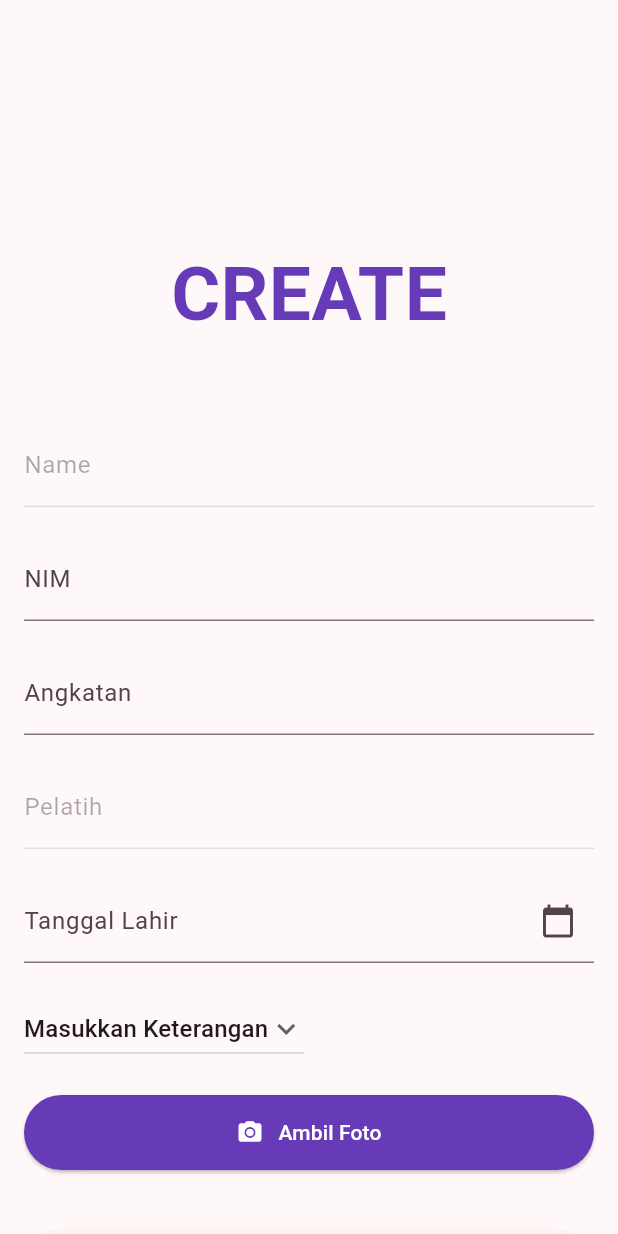
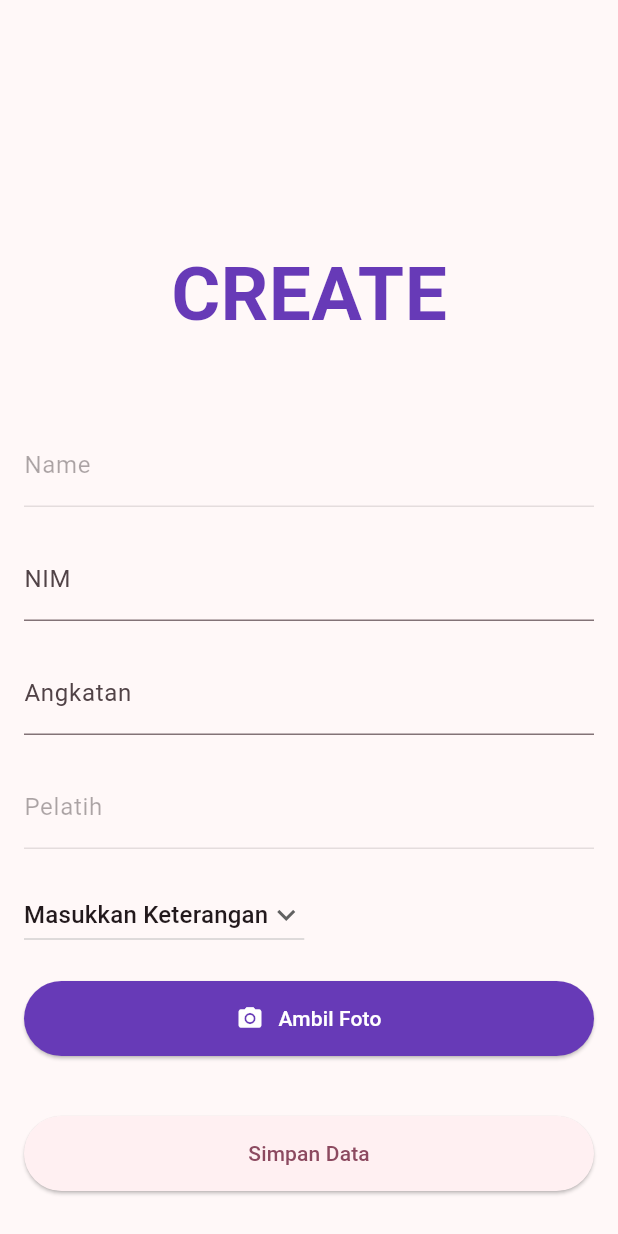
Before and after one commit to bellasoniadwi/Base_Flutter, a Flutter app: the AddStudent screen opened directly, on a phone screen of 412 x 824 dp. Run offline on Flutter 3.47's test engine with Material 2 defaults, Android fonts, the light colour scheme and no system bars; our stand-ins replace cloud_firestore, firebase_auth, firebase_core, firebase_storage, flutter_speed_dial, geocoding and 3 more; missing offline and left inert: flutter_barcode_scanner; accounts and stored records are empty.

Commit message:
menghapus field tanggal lahir

```diff
--- a/lib/screens/addStudent.dart
+++ b/lib/screens/addStudent.dart
@@ -6,7 +6,6 @@ import 'package:flutter/services.dart';
 import 'package:flutter/material.dart';
 import 'package:geolocator/geolocator.dart';
 import 'package:image_picker/image_picker.dart';
-import 'package:intl/intl.dart';
 import 'package:provider/provider.dart';
 import 'package:project_sinarindo/models/user_data.dart';
 import 'package:firebase_auth/firebase_auth.dart';
@@ -24,7 +23,6 @@ class _AddStudent extends State<AddStudent> {
   final TextEditingController _nameController = TextEditingController();
   final TextEditingController _nimController = TextEditingController();
   final TextEditingController _angkatanController = TextEditingController();
-  final TextEditingController _tanggalController = TextEditingController();
   final TextEditingController _pelatihController = TextEditingController();
   DateTime selectedDate = DateTime.now();
   String imageUrl = '';
@@ -45,21 +43,6 @@ class _AddStudent extends State<AddStudent> {
 
     String imageUrl = await referenceImageToUpload.getDownloadURL();
     setImageUrl(imageUrl);
-  }
-
-  // Fungsi Pembantu Date
-  Future<void> _selectDate(BuildContext context) async {
-    final DateTime? picked = await showDatePicker(
-        context: context,
-        initialDate: selectedDate,
-        firstDate: DateTime(2015, 8),
-        lastDate: DateTime(2101));
-    if (picked != null && picked != selectedDate) {
-      setState(() {
-        selectedDate = picked;
-        _tanggalController.text = DateFormat('yyyy-MM-dd').format(selectedDate);
-      });
-    }
   }
 
   // Fungsi Pembantu Image untuk mengatur imageUrl dengan menggunakan setState.
@@ -180,21 +163,6 @@ class _AddStudent extends State<AddStudent> {
               const SizedBox(
                 height: 20.0,
               ),
-              TextField(
-                controller: _tanggalController,
-                decoration: InputDecoration(
-                  labelText: 'Tanggal Lahir',
-                  suffixIcon: IconButton(
-                    icon: Icon(Icons.calendar_today),
-                    onPressed: () => _selectDate(context),
-                  ),
-                ),
-                keyboardType: TextInputType.datetime,
-                readOnly: true, // Input hanya bisa melalui date picker
-              ),
-              const SizedBox(
-                height: 20.0,
-              ),
               DropdownButton<String?>(
                 // Initial Value
                 value: dropdownvalue,
@@ -257,8 +225,6 @@ class _AddStudent extends State<AddStudent> {
                   final String name = _nameController.text;
                   final String nim = _nimController.text;
                   final String angkatan = _angkatanController.text;
-                  final Timestamp tanggalTimestamp =
-                      Timestamp.fromDate(selectedDate);
                   final String keterangan = dropdownvalue;
                   final String pelatih = _pelatihController.text;
 
@@ -278,8 +244,6 @@ class _AddStudent extends State<AddStudent> {
                       "name": name,
                       "nim": nim,
                       "angkatan": angkatan,
-                      "tanggal":
-                          tanggalTimestamp, // Gunakan tanggal yang diambil dari _tanggalController
                       "timestamps": FieldValue.serverTimestamp(),
                       "image": imageUrl,
                       "latitude": latitude,
@@ -290,7 +254,6 @@ class _AddStudent extends State<AddStudent> {
                     _nameController.text = '';
                     _nimController.text = '';
                     _angkatanController.text = '';
-                    _tanggalController.text = '';
                     _pelatihController.text = '';
                     dropdownvalue = '';
                     imageUrl = '';
```
